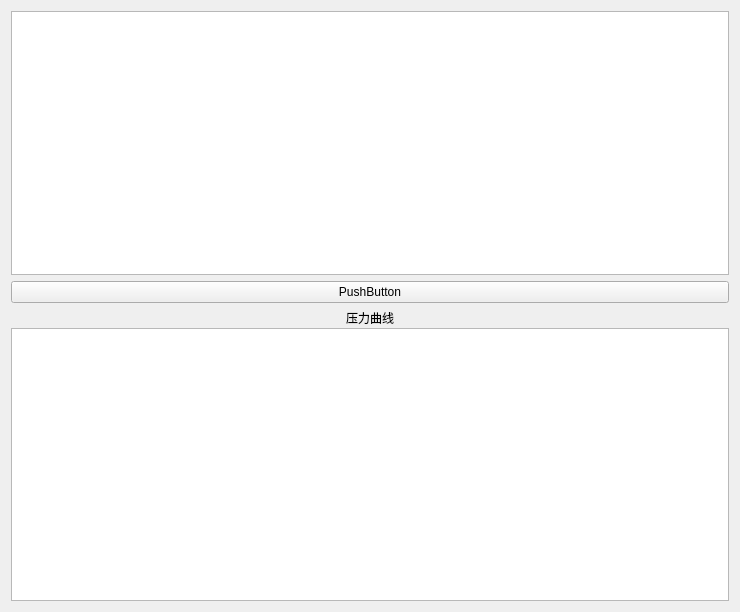
The window that job/肺结节加图形界面/ui.ui (unreal555/pystudy) describes before a commit, drawn with Qt 5.
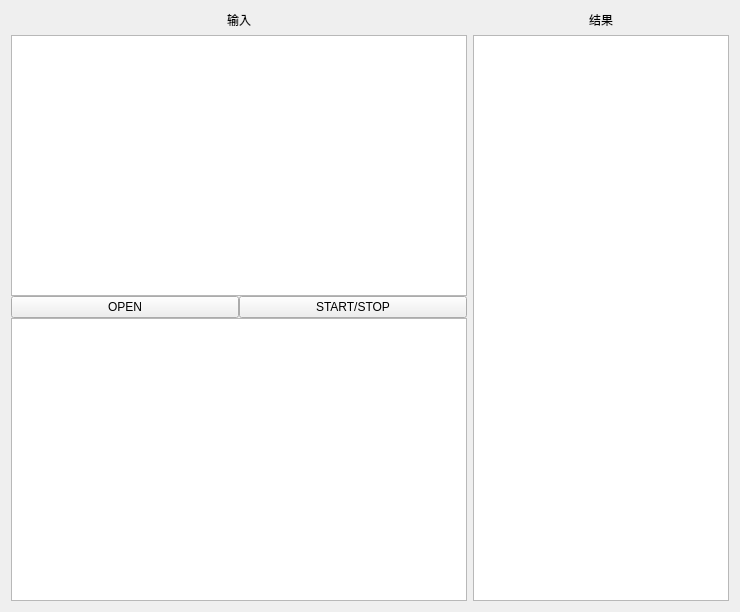
The same window after the commit.

```diff
--- a/job/肺结节加图形界面/ui.ui
+++ b/job/肺结节加图形界面/ui.ui
@@ -20,38 +20,53 @@
    <string>Form</string>
   </property>
   <layout class="QGridLayout" name="gridLayout_2">
+   <item row="1" column="1">
+    <widget class="QTextEdit" name="textEdit">
+     <property name="sizePolicy">
+      <sizepolicy hsizetype="Preferred" vsizetype="Preferred">
+       <horstretch>0</horstretch>
+       <verstretch>0</verstretch>
+      </sizepolicy>
+     </property>
+    </widget>
+   </item>
+   <item row="0" column="0">
+    <widget class="QLabel" name="label_2">
+     <property name="text">
+      <string>输入</string>
+     </property>
+     <property name="alignment">
+      <set>Qt::AlignCenter</set>
+     </property>
+    </widget>
+   </item>
+   <item row="1" column="2">
+    <layout class="QHBoxLayout" name="horizontalLayout"/>
+   </item>
+   <item row="0" column="1">
+    <widget class="QLabel" name="label">
+     <property name="text">
+      <string>结果</string>
+     </property>
+     <property name="alignment">
+      <set>Qt::AlignCenter</set>
+     </property>
+    </widget>
+   </item>
    <item row="1" column="0">
     <layout class="QGridLayout" name="gridLayout">
      <property name="sizeConstraint">
       <enum>QLayout::SetMaximumSize</enum>
      </property>
-     <property name="spacing">
-      <number>1</number>
+     <property name="horizontalSpacing">
+      <number>3</number>
+     </property>
+     <property name="verticalSpacing">
+      <number>2</number>
      </property>
      <item row="0" column="0">
       <layout class="QVBoxLayout" name="verticalLayout">
        <item>
-        <widget class="QLabel" name="label">
-         <property name="text">
-          <string>压力曲线</string>
-         </property>
-         <property name="alignment">
-          <set>Qt::AlignCenter</set>
-         </property>
-        </widget>
-       </item>
-       <item>
-        <widget class="QGraphicsView" name="n_view">
-         <property name="enabled">
-          <bool>true</bool>
-         </property>
-        </widget>
-       </item>
-      </layout>
-     </item>
-    </layout>
-   </item>
-   <item row="0" column="0">
     <layout class="QVBoxLayout" name="verticalLayout_4">
      <item>
       <widget class="QGraphicsView" name="input_view">
@@ -73,14 +88,39 @@
        <property name="sizeAdjustPolicy">
         <enum>QAbstractScrollArea::AdjustToContents</enum>
        </property>
+           <property name="alignment">
+            <set>Qt::AlignJustify|Qt::AlignVCenter</set>
+           </property>
       </widget>
      </item>
      <item>
-      <widget class="QPushButton" name="pushButton">
+          <layout class="QHBoxLayout" name="horizontalLayout_4">
+           <item>
+            <widget class="QPushButton" name="openButton">
        <property name="text">
-        <string>PushButton</string>
-       </property>
-      </widget>
+              <string>OPEN</string>
+             </property>
+            </widget>
+           </item>
+           <item>
+            <widget class="QPushButton" name="doButton">
+             <property name="text">
+              <string>START/STOP</string>
+             </property>
+            </widget>
+           </item>
+          </layout>
+         </item>
+        </layout>
+       </item>
+       <item>
+        <widget class="QGraphicsView" name="n_view">
+         <property name="enabled">
+          <bool>true</bool>
+         </property>
+        </widget>
+       </item>
+      </layout>
      </item>
     </layout>
    </item>
```
Lines whose indentation alone changed are shown as unchanged.
